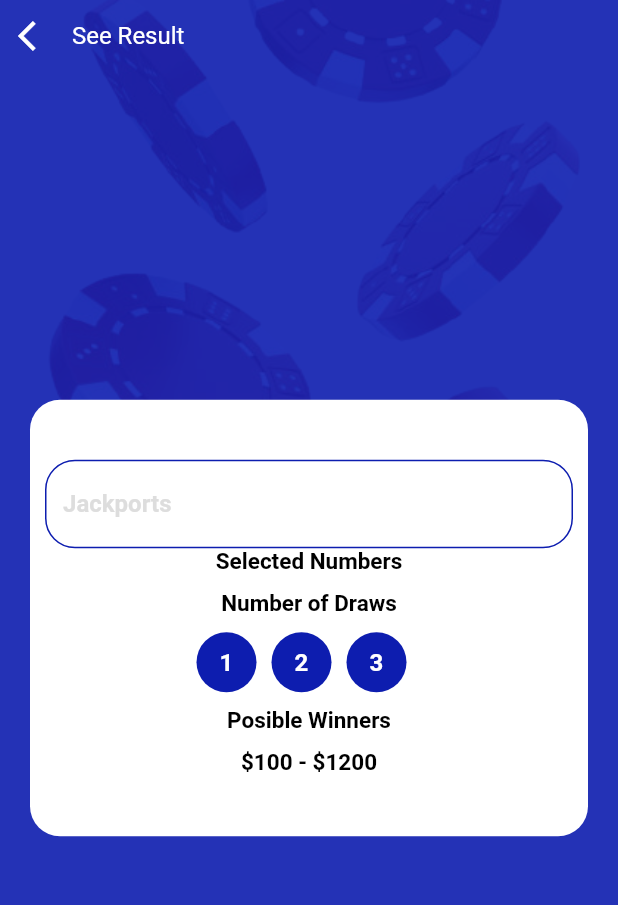
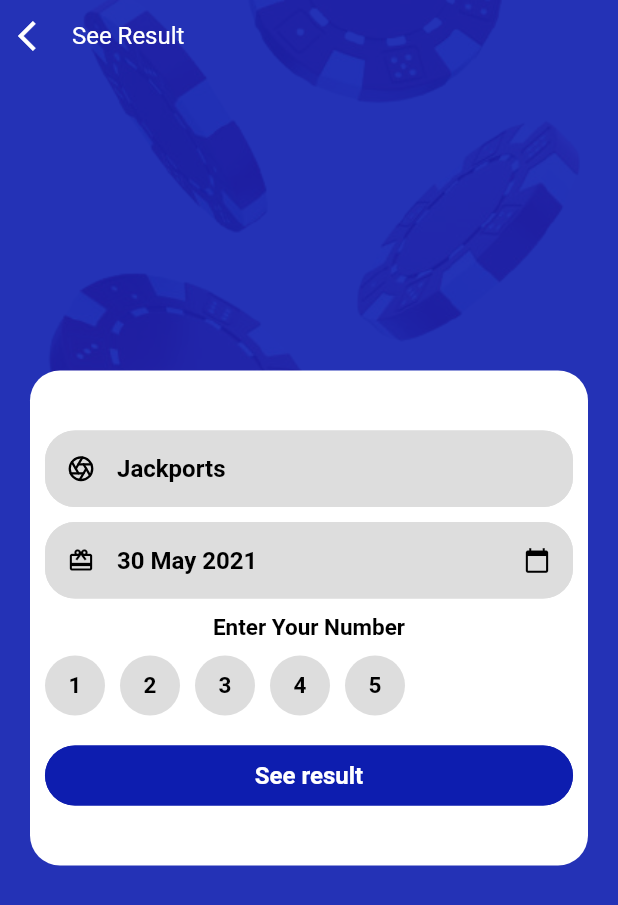
Before and after one commit to tmsoft96/lotteryTicket_mobile, a Flutter app: the ResultPage screen opened directly, on a phone screen of 412 x 824 dp. Shown: the top 905 px of the screen. Run offline on Flutter 3.47's test engine with Material 2 defaults, Android fonts, the phone set to English and light mode, and no system bars; our stand-ins replace cached_network_image, flutter_feather_icons, fluttertoast, shared_preferences; accounts and stored records are empty; network calls fail.

Commit message:
add result page

```diff
--- a/lib/components/textField.dart
+++ b/lib/components/textField.dart
@@ -15,6 +15,7 @@ Widget textFormField({
   Color? cursorColor,
   Color textColor = PRIMARYCOLOR,
   Color labelColor = PRIMARYCOLOR,
+  Color hintColor = ASHDEEP,
   Color backgroundColor = WHITE,
   @required TextEditingController? controller,
   bool validate = true,
@@ -68,7 +69,7 @@ Widget textFormField({
       decoration: InputDecoration(
         isDense: isDense,
         hintText: hintText,
-        hintStyle: TextStyle(color: ASHDEEP),
+        hintStyle: TextStyle(color: hintColor),
         labelText: labelText,
         labelStyle: TextStyle(color: labelColor),
         filled: true,
--- a/lib/pages/result/resultPage.dart
+++ b/lib/pages/result/resultPage.dart
@@ -1,5 +1,6 @@
 import 'package:flutter/material.dart';
 import 'package:lottery_ticket/components/diceBackground.dart';
+import 'package:lottery_ticket/config/navigation.dart';
 
 import 'widget/resultWidget.dart';
 
@@ -17,7 +18,7 @@ class _ResultPageState extends State<ResultPage> {
           diceBackground(context),
           SafeArea(
             child: resultWidget(
-              onback: () {},
+              onback: () => navigation(context: context, pageName: "back"),
               context: context,
               onSeeReult: () {},
             ),
--- a/lib/pages/result/widget/resultWidget.dart
+++ b/lib/pages/result/widget/resultWidget.dart
@@ -1,4 +1,5 @@
 import 'package:flutter/material.dart';
+import 'package:flutter_feather_icons/flutter_feather_icons.dart';
 import 'package:lottery_ticket/components/button.dart';
 import 'package:lottery_ticket/components/textField.dart';
 import 'package:lottery_ticket/spec/colors.dart';
@@ -25,6 +26,7 @@ Widget resultWidget({
         alignment: Alignment.center,
         child: Column(
           mainAxisSize: MainAxisSize.min,
+          mainAxisAlignment: MainAxisAlignment.start,
           children: [
             Container(
               padding: EdgeInsets.symmetric(
@@ -42,28 +44,52 @@ Widget resultWidget({
                     hintText: "Jackports",
                     controller: null,
                     focusNode: null,
-
+                    isDense: true,
+                    borderColor: ASHDEEP,
+                    backgroundColor: ASHDEEP,
+                    hintColor: BLACK,
+                    prefixIcon: FeatherIcons.aperture,
+                    prefixIconColor: BLACK,
                   ),
-                  Text("Selected Numbers", style: h5BlackBold),
                   SizedBox(height: 10),
-                  Text("Number of Draws", style: h5BlackBold),
+                  textFormField(
+                    hintText: "30 May 2021",
+                    controller: null,
+                    focusNode: null,
+                    isDense: true,
+                    borderColor: ASHDEEP,
+                    backgroundColor: ASHDEEP,
+                    hintColor: BLACK,
+                    prefixIcon: Icons.card_giftcard,
+                    prefixIconColor: BLACK,
+                    icon: Icons.calendar_today,
+                    iconColor: BLACK,
+                  ),
+                  SizedBox(height: 10),
+                  Text("Enter Your Number", style: h5BlackBold),
                   SizedBox(height: 10),
                   Row(
-                    mainAxisAlignment: MainAxisAlignment.center,
                     children: [
-                      for (int x = 0; x < 3; ++x) ...[
+                      for (int x = 0; x < 5; ++x) ...[
                         CircleAvatar(
-                          backgroundColor: PRIMARYCOLOR,
-                          child: Text("${x + 1}", style: h5WhiteBold),
+                          backgroundColor: ASHDEEP,
+                          child: Text("${x + 1}", style: h5BlackBold),
                         ),
                         SizedBox(width: 10),
                       ],
                     ],
                   ),
-                  SizedBox(height: 10),
-                  Text("Posible Winners", style: h5BlackBold),
-                  SizedBox(height: 10),
-                  Text("\$100 - \$1200", style: h5BlackBold),
+                  SizedBox(height: 20),
+                  button(
+                    onPressed: onSeeReult,
+                    textStyle: h5WhiteBold,
+                    text: "See result",
+                    color: PRIMARYCOLOR,
+                    context: context,
+                    textColor: WHITE,
+                    elevation: 0,
+                    divideWidth: .9,
+                  ),
                 ],
               ),
             ),
```
Also changed, not shown: lib/pages/result/widget/winResultWidget.dart (added, +56 -0 lines), lib/spec/colors.dart (+1 -0 lines).
